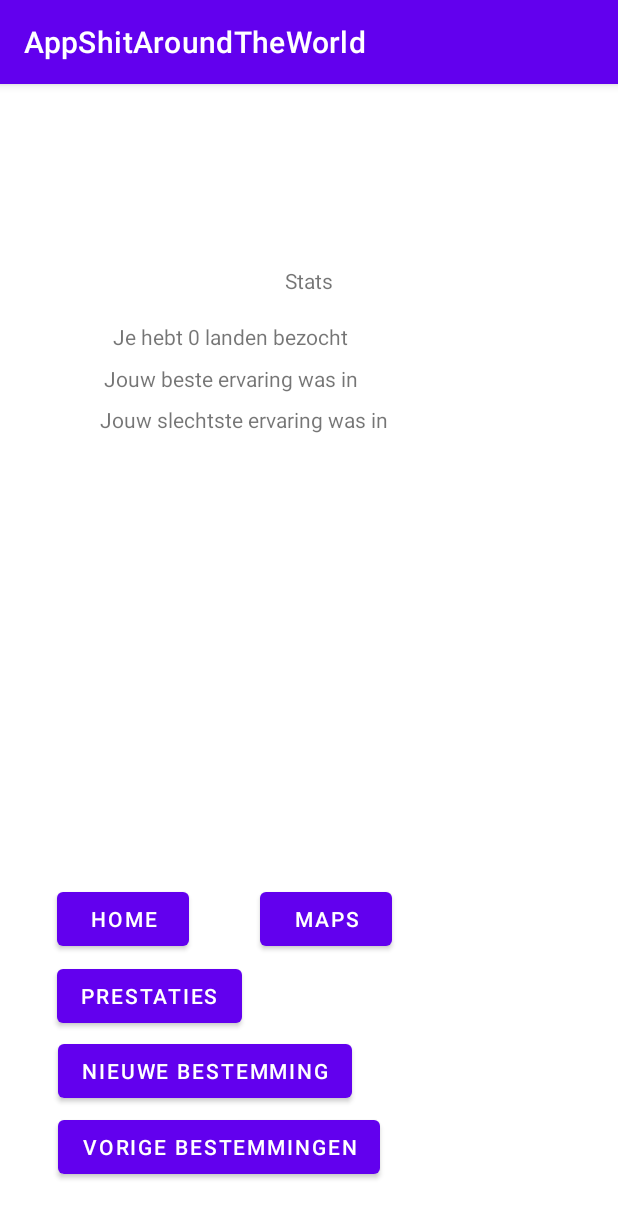
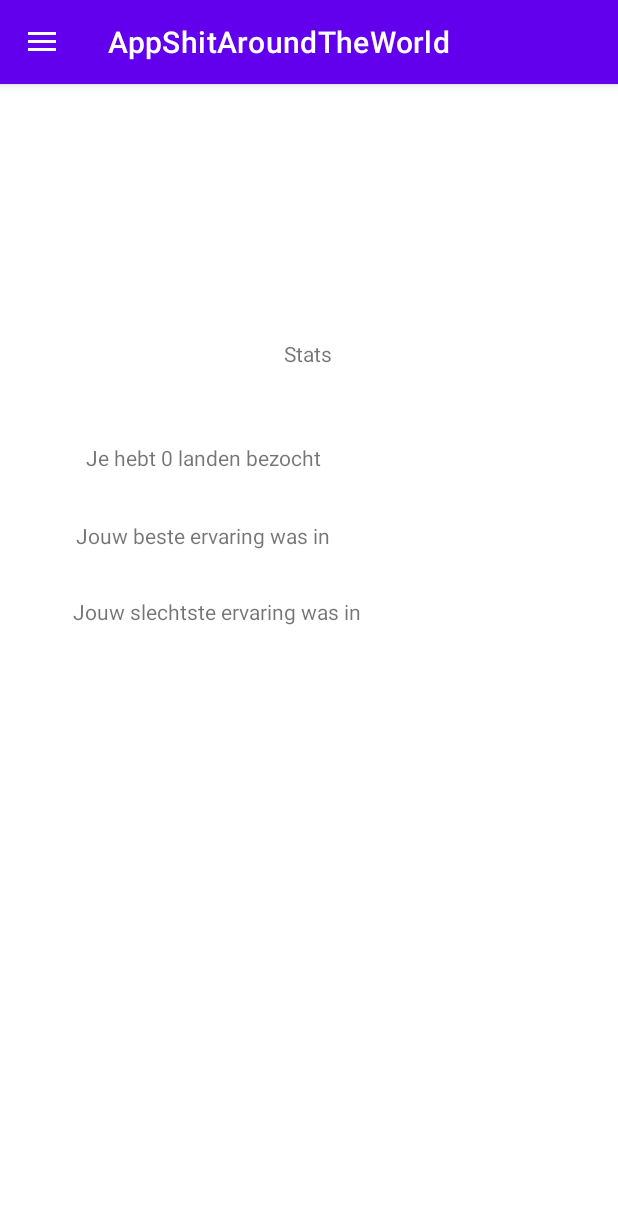
Before and after one commit to SimonK-2055442/AppShitAroundTheWorld, an Android app: the screen it shows after launch (MainNavigation), after a tap on "LOG IN", on a phone screen of 412 x 824 dp. Shown: the top 1218 px of the screen. Run offline under Robolectric (Android 15) with nearby library versions, the phone set to English and light mode, and no system bars; our stand-ins replace navigation-ui; 4 statements that could not run were skipped.

Commit message:
vies veel toegevoegd

```diff
--- a/app/build.gradle
+++ b/app/build.gradle
@@ -52,6 +52,7 @@
     implementation "org.jetbrains.kotlinx:kotlinx-serialization-json:1.3.2"
     implementation 'com.google.android.gms:play-services-maps:17.0.0'
     implementation "androidx.datastore:datastore-preferences:1.0.0"
+    implementation 'com.google.code.gson:gson:2.8.5'
     testImplementation 'junit:junit:4.13.2'
     androidTestImplementation 'androidx.test.ext:junit:1.1.3'
     androidTestImplementation 'androidx.test.espresso:espresso-core:3.4.0'
--- a/app/src/main/java/com/example/appshitaroundtheworld/MainActivity.kt
+++ b/app/src/main/java/com/example/appshitaroundtheworld/MainActivity.kt
@@ -8,23 +8,22 @@
 import com.example.appshitaroundtheworld.model.Persoon
 import com.google.android.material.snackbar.Snackbar
 import android.content.SharedPreferences
+import com.google.gson.Gson
+import kotlinx.serialization.json.Json
 
 class MainActivity : AppCompatActivity() {
 
     private lateinit var binding: ActivityMainBinding
+    var gebruikersLijst: MutableList<Persoon> = mutableListOf()
+    val gson = Gson()
 
     override fun onCreate(savedInstanceState: Bundle?) {
+
         super.onCreate(savedInstanceState)
-
         binding = ActivityMainBinding.inflate(layoutInflater)
         setContentView(binding.root)
-
-        var gebruikersLijst: MutableList<Persoon> = mutableListOf()
-        val Sander = Persoon("Sander", "DamnSun")
-        val Simon = Persoon("Simon", "IkBenGay")
-        gebruikersLijst.add(Sander)
-        gebruikersLijst.add(Simon)
         var ingelogdePersoon: Persoon = Persoon("", "")
+        getData()
 
         binding.logIn.setOnClickListener {
 
@@ -41,6 +40,7 @@
                     startActivity(intent)
                 }
             }
+
             if (!inSysteem) {
                 Snackbar
                     .make(it, "fout", Snackbar.LENGTH_LONG)
@@ -55,18 +55,58 @@
             if (!alInSysteem(naam, gebruikersLijst)) {
                 var persoon = Persoon(naam, code)
                 gebruikersLijst.add(persoon)
-                /*val sharedPref = MainActivity.getPreferences(Context.MODE_PRIVATE) ?: return
-                with (sharedPref.edit()) {
-                    putString("key", "Hi, I'm a value!")
-                    apply()
-                }*/
             } else {
                 Snackbar
                     .make(it, "Al in systeem", Snackbar.LENGTH_LONG)
                     .show()
             }
+        }
+    }
 
+    private fun saveData(persoon: Persoon, sharedPreferences:SharedPreferences) {
+        val opTeSlaanPersoon = gson.toJson(persoon)
+        val editor = sharedPreferences.edit()
+        editor.apply{
+            putString(persoon.naam, opTeSlaanPersoon)
+        }.apply()
+    }
+
+    private fun getData(){
+        val sharedPreferencesNamenlijst = getSharedPreferences("namenlijst", Context.MODE_PRIVATE)
+        val sharedPreferences = getSharedPreferences("sharedPreferences", Context.MODE_PRIVATE)
+        val savedNamenLijst = sharedPreferencesNamenlijst.getString("Lijstnaam", null)
+
+        var namenString: List<String> = savedNamenLijst!!.split("/")
+        namenString.forEach() {
+            if (!(it == "")) {
+                val savedString = sharedPreferences.getString(it, null)
+                val gebruiker = gson.fromJson(savedString, Persoon::class.java)
+                gebruikersLijst.add(gebruiker)
+            }
         }
+    }
+
+    private fun saveNamenLijst(lijst: String, sharedPreferences: SharedPreferences){
+        val editor = sharedPreferences.edit()
+        editor.apply{
+            putString("Lijstnaam", lijst )
+        }.apply()
+    }
+
+    private fun opslaan(){
+        val sharedPreferences = getSharedPreferences("sharedPreferences", Context.MODE_PRIVATE)
+        val sharedPreferencesNamenlijst = getSharedPreferences("namenlijst", Context.MODE_PRIVATE)
+        var namenlijst = ""
+        gebruikersLijst.forEach() { Persoon ->
+            saveData(Persoon, sharedPreferences)
+            namenlijst = namenlijst + Persoon.naam + "/"
+        }
+        saveNamenLijst(namenlijst, sharedPreferencesNamenlijst)
+    }
+
+    override fun onDestroy(){
+        opslaan()
+        super.onDestroy()
     }
 }
 
--- a/app/src/main/java/com/example/appshitaroundtheworld/MainNavigation.kt
+++ b/app/src/main/java/com/example/appshitaroundtheworld/MainNavigation.kt
@@ -2,7 +2,10 @@
 
 import androidx.appcompat.app.AppCompatActivity
 import android.os.Bundle
+import android.view.MenuItem
+import androidx.appcompat.app.ActionBarDrawerToggle
 import androidx.fragment.app.Fragment
+import androidx.navigation.ui.AppBarConfiguration
 import androidx.recyclerview.widget.LinearLayoutManager
 import com.example.appshitaroundtheworld.databinding.ActivityMainNavigationBinding
 import com.example.appshitaroundtheworld.fragments.*
@@ -12,6 +15,7 @@
 class MainNavigation : AppCompatActivity() {
 
     private lateinit var binding: ActivityMainNavigationBinding
+    private lateinit var menuBarToggle: ActionBarDrawerToggle
 
     override fun onCreate(savedInstanceState: Bundle?) {
         super.onCreate(savedInstanceState)
@@ -29,25 +33,28 @@
         binding = ActivityMainNavigationBinding.inflate(layoutInflater)
         setContentView(binding.root)
 
-        binding.home.setOnClickListener {
-            switchTo(homeFragment)
+        menuBarToggle = ActionBarDrawerToggle(this, binding.drawerLayout, R.string.menu_open, R.string.menu_close)
+        binding.drawerLayout.addDrawerListener(menuBarToggle)
+        menuBarToggle.syncState()
+        supportActionBar?.setDisplayHomeAsUpEnabled(true)
+
+
+    binding.navView.setNavigationItemSelectedListener {
+            when (it.itemId) {
+                R.id.nav_home -> switchTo(homeFragment)
+                R.id.nav_nieuweBestemming -> switchTo(nieuwLandFragment)
+                R.id.nav_prestaties -> switchTo(prestatiesFragment)
+                R.id.nav_vorigeBestemmingen ->  switchTo(vorigeBestemmingFragment)
+                R.id.nav_maps -> switchTo(mapsFragment)
             }
-        binding.nieuwLand.setOnClickListener {
-            switchTo(nieuwLandFragment)
-        }
-        binding.prestaties.setOnClickListener {
-            switchTo(prestatiesFragment)
-        }
-        binding.vorigeBestemmingen.setOnClickListener {
-            switchTo(vorigeBestemmingFragment)
-        }
-        binding.maps.setOnClickListener {
-            switchTo(mapsFragment)
+            true
+
         }
         switchTo(homeFragment)
     }
 
         private fun switchTo(fragment: Fragment) {
+            binding.drawerLayout.closeDrawer(binding.navView)
             supportFragmentManager.beginTransaction().apply {
                 replace(R.id.fragmentContainerView, fragment)
                 // if you want to add it to the "back stack" to support the back button, also call this.
@@ -55,4 +62,12 @@
                 commit()
             }
         }
+
+        override fun onOptionsItemSelected(item: MenuItem): Boolean {
+            // we need to do this to respond correctly to clicks on menu items, otherwise it won't be caught
+            if(menuBarToggle.onOptionsItemSelected(item)) {
+                return true
             }
+            return super.onOptionsItemSelected(item)
+        }
+    }
--- a/app/src/main/java/com/example/appshitaroundtheworld/fragments/NieuwLandFragment.kt
+++ b/app/src/main/java/com/example/appshitaroundtheworld/fragments/NieuwLandFragment.kt
@@ -9,6 +9,7 @@
 import androidx.activity.result.contract.ActivityResultContracts
 import androidx.core.content.PermissionChecker
 import androidx.fragment.app.Fragment
+import com.example.appshitaroundtheworld.MainActivity
 import com.example.appshitaroundtheworld.R
 import com.example.appshitaroundtheworld.databinding.FragmentNieuwLandBinding
 import com.example.appshitaroundtheworld.model.Land
--- /dev/null
+++ b/app/src/main/res/drawable/ic_pin.xml
@@ -0,0 +1,10 @@
+<vector xmlns:android="http://schemas.android.com/apk/res/android"
+    android:width="24dp"
+    android:height="24dp"
+    android:viewportWidth="24"
+    android:viewportHeight="24"
+    android:tint="?attr/colorControlNormal">
+  <path
+      android:fillColor="@android:color/white"
+      android:pathData="M18,8c0,-3.31 -2.69,-6 -6,-6S6,4.69 6,8c0,4.5 6,11 6,11s6,-6.5 6,-11zM10,8c0,-1.1 0.9,-2 2,-2s2,0.9 2,2 -0.89,2 -2,2c-1.1,0 -2,-0.9 -2,-2zM5,20v2h14v-2L5,20z"/>
+</vector>
--- a/app/src/main/res/layout/activity_main_navigation.xml
+++ b/app/src/main/res/layout/activity_main_navigation.xml
@@ -1,70 +1,13 @@
 <?xml version="1.0" encoding="utf-8"?>
-<androidx.constraintlayout.widget.ConstraintLayout xmlns:android="http://schemas.android.com/apk/res/android"
+<androidx.drawerlayout.widget.DrawerLayout xmlns:android="http://schemas.android.com/apk/res/android"
     xmlns:app="http://schemas.android.com/apk/res-auto"
     xmlns:tools="http://schemas.android.com/tools"
     android:layout_width="match_parent"
     android:layout_height="match_parent"
+    android:id="@+id/drawerLayout"
     tools:context=".MainNavigation">
 
-    <Button
-        android:id="@+id/vorigeBestemmingen"
-        android:layout_width="wrap_content"
-        android:layout_height="wrap_content"
-        android:text="vorige bestemmingen"
-        app:layout_constraintBottom_toBottomOf="parent"
-        app:layout_constraintEnd_toEndOf="parent"
-        app:layout_constraintHorizontal_bias="0.195"
-        app:layout_constraintStart_toStartOf="parent"
-        app:layout_constraintTop_toTopOf="parent"
-        app:layout_constraintVertical_bias="0.951" />
 
-    <Button
-        android:id="@+id/nieuwLand"
-        android:layout_width="wrap_content"
-        android:layout_height="wrap_content"
-        android:text="nieuwe bestemming"
-        app:layout_constraintBottom_toBottomOf="parent"
-        app:layout_constraintEnd_toEndOf="parent"
-        app:layout_constraintHorizontal_bias="0.178"
-        app:layout_constraintStart_toStartOf="parent"
-        app:layout_constraintTop_toTopOf="parent"
-        app:layout_constraintVertical_bias="0.881" />
-
-    <Button
-        android:id="@+id/home"
-        android:layout_width="wrap_content"
-        android:layout_height="wrap_content"
-        android:text="home"
-        app:layout_constraintBottom_toBottomOf="parent"
-        app:layout_constraintEnd_toEndOf="parent"
-        app:layout_constraintHorizontal_bias="0.117"
-        app:layout_constraintStart_toStartOf="parent"
-        app:layout_constraintTop_toTopOf="parent"
-        app:layout_constraintVertical_bias="0.74" />
-
-    <Button
-        android:id="@+id/maps"
-        android:layout_width="wrap_content"
-        android:layout_height="wrap_content"
-        android:text="maps"
-        app:layout_constraintBottom_toBottomOf="parent"
-        app:layout_constraintEnd_toEndOf="parent"
-        app:layout_constraintHorizontal_bias="0.535"
-        app:layout_constraintStart_toStartOf="parent"
-        app:layout_constraintTop_toTopOf="parent"
-        app:layout_constraintVertical_bias="0.74" />
-
-    <Button
-        android:id="@+id/prestaties"
-        android:layout_width="wrap_content"
-        android:layout_height="wrap_content"
-        android:text="prestaties"
-        app:layout_constraintBottom_toBottomOf="parent"
-        app:layout_constraintEnd_toEndOf="parent"
-        app:layout_constraintHorizontal_bias="0.132"
-        app:layout_constraintStart_toStartOf="parent"
-        app:layout_constraintTop_toTopOf="parent"
-        app:layout_constraintVertical_bias="0.811" />
 
     <androidx.fragment.app.FragmentContainerView
         android:id="@+id/fragmentContainerView"
@@ -77,4 +20,23 @@
         app:layout_constraintVertical_bias="0.087"
         tools:ignore="MissingConstraints" />
 
-</androidx.constraintlayout.widget.ConstraintLayout>
+    <com.google.android.material.navigation.NavigationView
+        android:id="@+id/nav_view"
+        android:layout_width="wrap_content"
+        android:layout_height="match_parent"
+        android:layout_gravity="start"
+        android:fitsSystemWindows="true"
+        app:headerLayout="@layout/nav_header"
+        app:layout_constraintBottom_toBottomOf="parent"
+        app:layout_constraintEnd_toEndOf="parent"
+        app:layout_constraintHorizontal_bias="0.0"
+        app:layout_constraintStart_toStartOf="parent"
+        app:layout_constraintTop_toTopOf="parent"
+        app:layout_constraintVertical_bias="0.0"
+        app:menu="@menu/drawer">
+
+    </com.google.android.material.navigation.NavigationView>
+
+
+
+</androidx.drawerlayout.widget.DrawerLayout>
--- /dev/null
+++ b/app/src/main/res/menu/drawer.xml
@@ -0,0 +1,33 @@
+<?xml version="1.0" encoding="utf-8"?>
+<menu xmlns:android="http://schemas.android.com/apk/res/android">
+    xmlns:tools="http://schemas.android.com/tools"
+    tools:showIn="navigation_view">
+    <group android:checkableBehavior="single">
+        <item
+            android:id="@+id/nav_home"
+            android:icon="@drawable/ic_home"
+            android:title="Home" />
+
+        <item
+            android:id="@+id/nav_nieuweBestemming"
+            android:icon="@drawable/ic_add"
+            android:title="Nieuwe besteming" />
+
+        <item
+            android:id="@+id/nav_vorigeBestemmingen"
+            android:icon="@drawable/ic_land"
+            android:title="Vorige bestemingen" />
+
+        <item
+            android:id="@+id/nav_prestaties"
+            android:icon="@drawable/ic_prestaties"
+            android:title="Prestaties" />
+
+        <item
+            android:id="@+id/nav_maps"
+            android:icon="@drawable/ic_pin"
+            android:title="Map" />
+
+
+    </group>
+</menu>
--- a/app/src/main/res/values/strings.xml
+++ b/app/src/main/res/values/strings.xml
@@ -1,4 +1,5 @@
 <resources>
     <string name="app_name">AppShitAroundTheWorld</string>
-    <string name="hello_blank_fragment">Hello blank fragment</string>
+    <string name="menu_open">Open Menu</string>
+    <string name="menu_close">Close Menu</string>
 </resources>
```
Also changed, not shown: app/src/main/res/layout/fragment_nieuw_land.xml (+6 -5 lines), app/src/main/res/layout/nav_header.xml (added, +26 -0 lines). Lines whose indentation alone changed are shown as unchanged.
